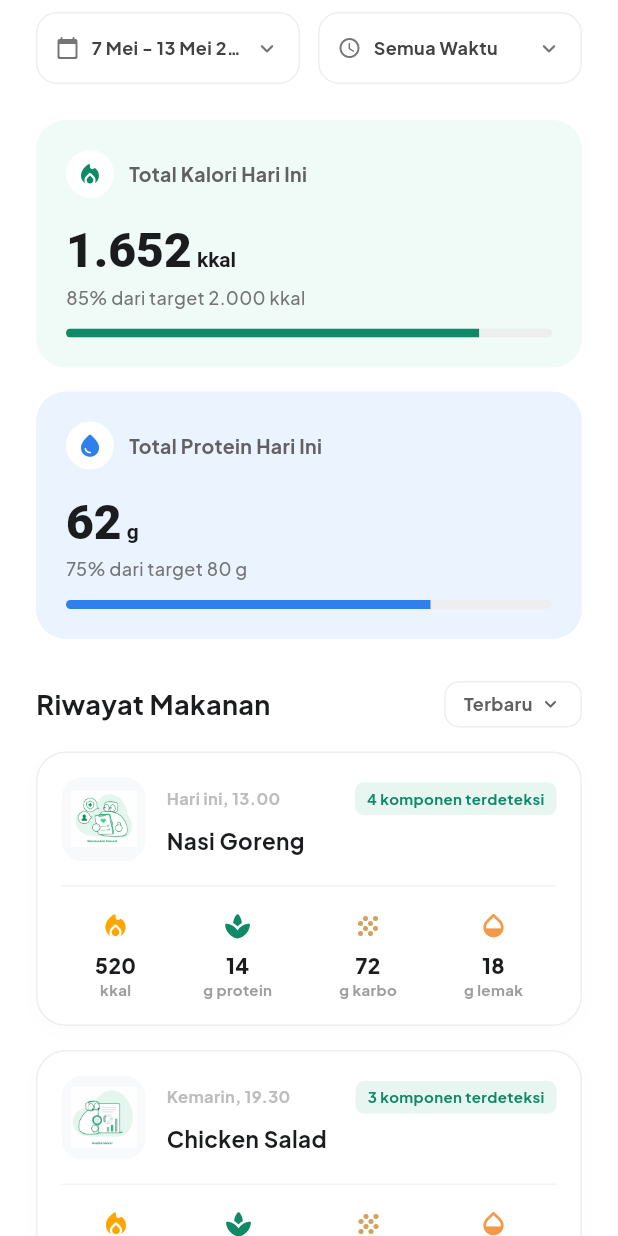
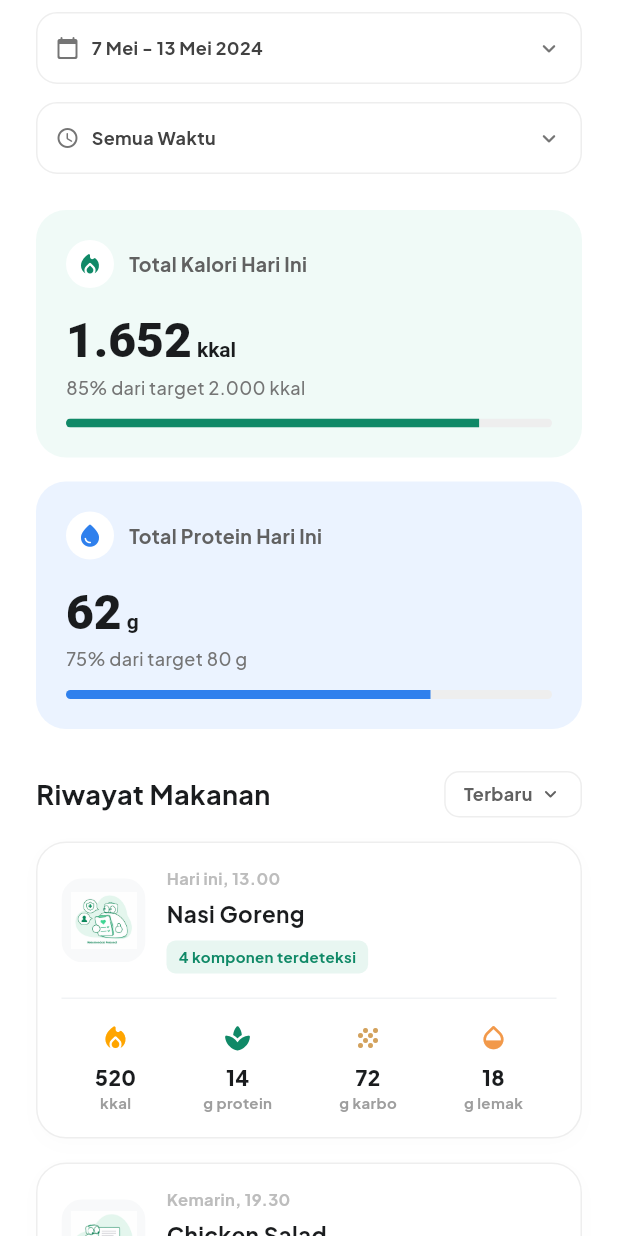
Before and after one commit to DAMASSDEV/project-pi, a Flutter app: the HistoryTab widget shown alone on an empty page, opened directly, on a phone screen of 412 x 824 dp. Run offline on Flutter 3.47's test engine with Material 3 defaults, Android fonts, the phone set to English and light mode, and no system bars; our stand-ins replace google_fonts.

Commit message:
feat: pages history

```diff
--- a/frontend/lib/features/history/presentation/pages/history_tab.dart
+++ b/frontend/lib/features/history/presentation/pages/history_tab.dart
@@ -24,22 +24,18 @@ class _HistoryTabState extends State<HistoryTab> {
           children: [
             Padding(
               padding: const EdgeInsets.symmetric(horizontal: 24, vertical: 8),
-              child: Row(
+              child: Column(
                 children: [
-                  Expanded(
-                    child: _buildFilterDropdown(
+                  _buildFilterDropdown(
                     icon: Icons.calendar_today_rounded,
                     label: _selectedRange,
                     onTap: () {},
                   ),
-                  ),
-                  const SizedBox(width: 12),
-                  Expanded(
-                    child: _buildFilterDropdown(
+                  const SizedBox(height: 12),
+                  _buildFilterDropdown(
                     icon: Icons.access_time_rounded,
                     label: _selectedTime,
                     onTap: () {},
-                    ),
                   ),
                 ],
               ),
@@ -352,9 +348,6 @@ class _HistoryTabState extends State<HistoryTab> {
                 child: Column(
                   crossAxisAlignment: CrossAxisAlignment.start,
                   children: [
-                    Row(
-                      mainAxisAlignment: MainAxisAlignment.spaceBetween,
-                      children: [
                     Text(
                       time,
                       style: TextStyle(
@@ -363,6 +356,16 @@ class _HistoryTabState extends State<HistoryTab> {
                         fontWeight: FontWeight.bold,
                       ),
                     ),
+                    const SizedBox(height: 4),
+                    Text(
+                      name,
+                      style: const TextStyle(
+                        fontSize: 15,
+                        fontWeight: FontWeight.bold,
+                        color: AppTheme.neutralColor,
+                      ),
+                    ),
+                    const SizedBox(height: 8),
                     Container(
                       padding: const EdgeInsets.symmetric(horizontal: 8, vertical: 4),
                       decoration: BoxDecoration(
@@ -376,17 +379,6 @@ class _HistoryTabState extends State<HistoryTab> {
                           fontWeight: FontWeight.bold,
                           color: isManual ? Colors.grey.shade600 : AppTheme.primaryColor,
                         ),
-                          ),
-                        ),
-                      ],
-                    ),
-                    const SizedBox(height: 6),
-                    Text(
-                      name,
-                      style: const TextStyle(
-                        fontSize: 15,
-                        fontWeight: FontWeight.bold,
-                        color: AppTheme.neutralColor,
                       ),
                     ),
                   ],
```
Lines whose indentation alone changed are shown as unchanged.
